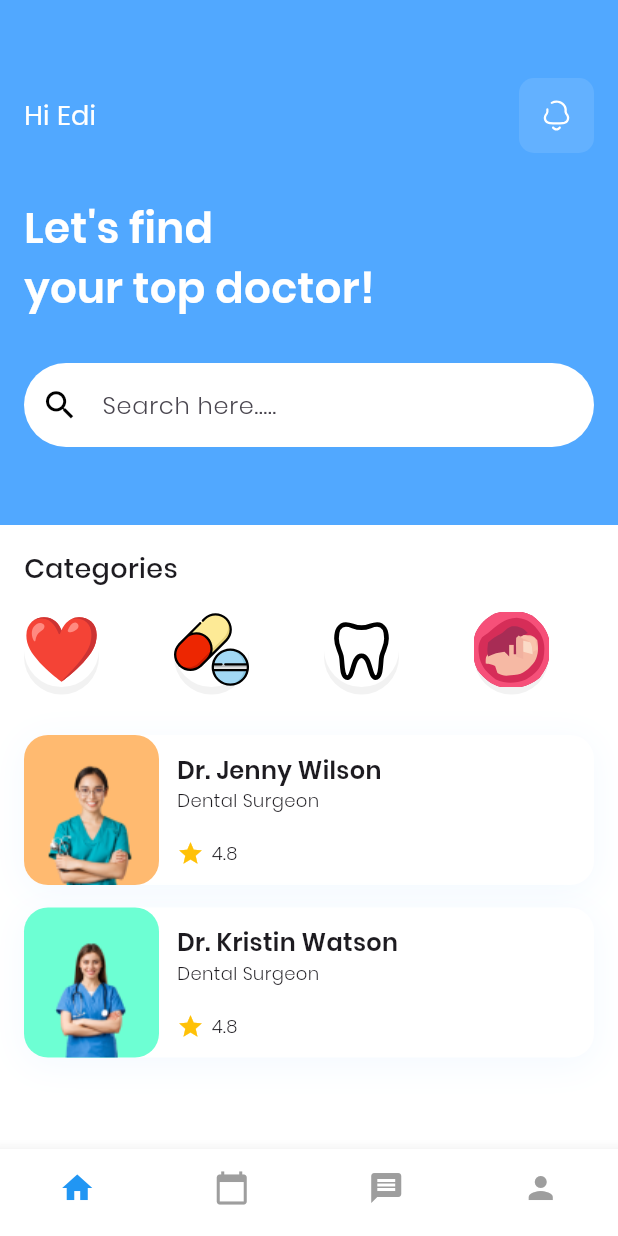
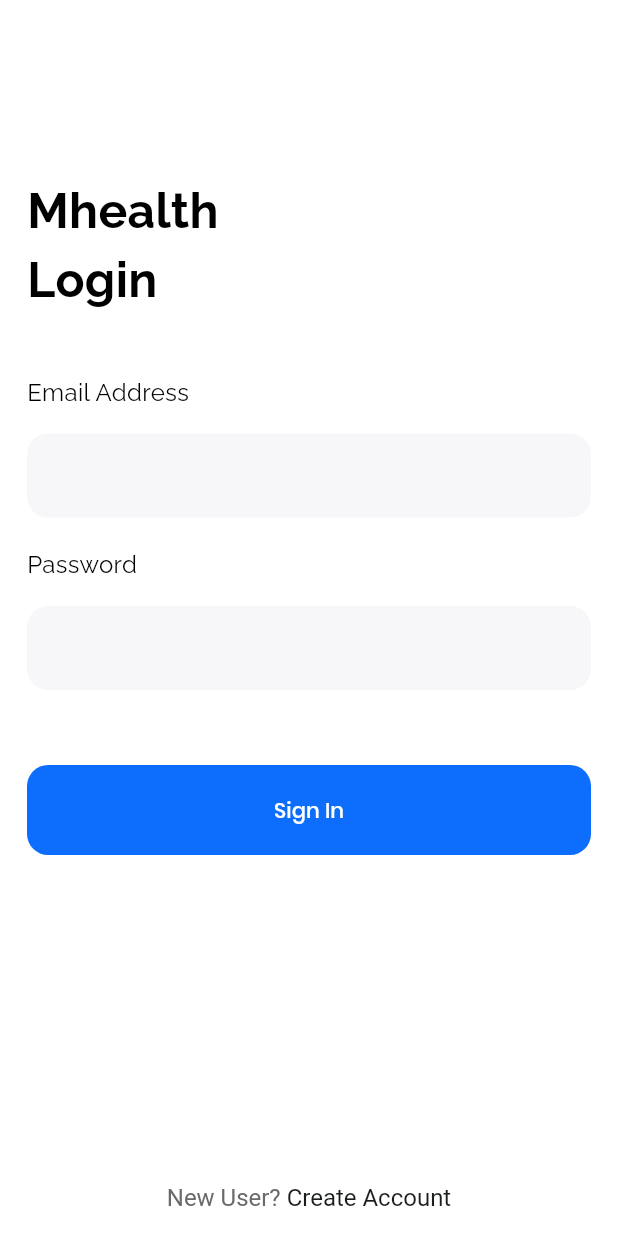
Before and after one commit to Hanaf1/mHealth_flutter, a Flutter app: the screen it shows after launch, on a phone screen of 412 x 824 dp. Run offline on Flutter 3.47's test engine with Material 3 defaults, Android fonts, the phone set to English and light mode, and no system bars; our stand-ins replace firebase_auth, firebase_core, flutter_svg, fluttertoast, google_fonts; accounts and stored records are empty.

Commit message:
firebase auth login signup

```diff
--- a/lib/main.dart
+++ b/lib/main.dart
@@ -1,7 +1,16 @@
-import 'package:app_1/pages/BottomNavBar.dart';
+// import 'package:app_1/pages/BottomNavBar.dart';
+import 'package:app_1/pages/login/login.dart';
 import 'package:flutter/material.dart';
+import 'package:firebase_core/firebase_core.dart';
+import 'firebase_options.dart';
 
-void main() {
+Future<void> main() async {
+  WidgetsFlutterBinding.ensureInitialized();
+
+  await Firebase.initializeApp(
+      options: DefaultFirebaseOptions.currentPlatform
+  );
+
   runApp(const MyApp());
 }
 
@@ -18,6 +27,6 @@ class MyApp extends StatelessWidget {
             colorScheme: ColorScheme.fromSeed(seedColor: Colors.deepPurple),
             useMaterial3: true,
             fontFamily: 'Poppins'),
-        home: const BottomNavBar());
+        home: Login());
   }
 }
--- a/lib/pages/home.dart
+++ b/lib/pages/home.dart
@@ -1,8 +1,6 @@
 import 'package:app_1/models/category.dart';
 import 'package:app_1/pages/details.dart';
-import 'package:flutter/cupertino.dart';
 import 'package:flutter/material.dart';
-import 'package:flutter/widgets.dart';
 import 'package:flutter_svg/flutter_svg.dart';
 
 import 'package:app_1/models/doctor.dart';
--- /dev/null
+++ b/lib/pages/login/login.dart
@@ -0,0 +1,186 @@
+import 'package:app_1/pages/signup/signup.dart';
+import 'package:app_1/services/auth_service.dart';
+import 'package:flutter/gestures.dart';
+import 'package:flutter/material.dart';
+import 'package:google_fonts/google_fonts.dart';
+
+class Login extends StatelessWidget {
+  Login({super.key});
+
+  final TextEditingController _emailController = TextEditingController();
+  final TextEditingController _passwordController = TextEditingController();
+
+  @override
+  Widget build(BuildContext context) {
+    return Scaffold(
+      backgroundColor: Colors.white,
+      resizeToAvoidBottomInset: true,
+      bottomNavigationBar: _signup(context),
+      appBar: AppBar(
+        backgroundColor: Colors.transparent,
+        elevation: 0,
+        toolbarHeight: 100,
+        leading: GestureDetector(
+          onTap: () {
+            Navigator.pop(context);
+          },
+        ),
+      ),
+      body: SafeArea(
+        child: SingleChildScrollView(
+          padding: const EdgeInsets.symmetric(horizontal: 18, vertical: 18),
+          child: Column(
+            mainAxisAlignment: MainAxisAlignment.start,
+            crossAxisAlignment: CrossAxisAlignment.start,
+            children: [
+              Text(
+                'Mhealth ',
+                style: GoogleFonts.raleway(
+                    textStyle: const TextStyle(
+                        color: Colors.black,
+                        fontWeight: FontWeight.bold,
+                        fontSize: 32)),
+              ),
+              Text(
+                'Login',
+                style: GoogleFonts.raleway(
+                    textStyle: const TextStyle(
+                        color: Colors.black,
+                        fontWeight: FontWeight.bold,
+                        fontSize: 32)),
+              ),
+              const SizedBox(
+                height: 40,
+              ),
+              _emailAddress(),
+              const SizedBox(
+                height: 20,
+              ),
+              _password(),
+              const SizedBox(
+                height: 50,
+              ),
+              _signin(context),
+            ],
+          ),
+        ),
+      ),
+    );
+  }
+
+  Widget _emailAddress() {
+    return Column(
+      mainAxisAlignment: MainAxisAlignment.start,
+      crossAxisAlignment: CrossAxisAlignment.start,
+      children: [
+        Text(
+          'Email Address',
+          style: GoogleFonts.raleway(
+              textStyle: const TextStyle(
+                  color: Colors.black,
+                  fontWeight: FontWeight.normal,
+                  fontSize: 16)),
+        ),
+        const SizedBox(
+          height: 16,
+        ),
+        TextField(
+          controller: _emailController,
+          decoration: InputDecoration(
+              filled: true,
+              hintStyle: const TextStyle(
+                  color: Color(0xff6A6A6A),
+                  fontWeight: FontWeight.normal,
+                  fontSize: 14),
+              fillColor: const Color(0xffF7F7F9),
+              border: OutlineInputBorder(
+                  borderSide: BorderSide.none,
+                  borderRadius: BorderRadius.circular(14))),
+        )
+      ],
+    );
+  }
+
+  Widget _password() {
+    return Column(
+      mainAxisAlignment: MainAxisAlignment.start,
+      crossAxisAlignment: CrossAxisAlignment.start,
+      children: [
+        Text(
+          'Password',
+          style: GoogleFonts.raleway(
+              textStyle: const TextStyle(
+                  color: Colors.black,
+                  fontWeight: FontWeight.normal,
+                  fontSize: 16)),
+        ),
+        const SizedBox(
+          height: 16,
+        ),
+        TextField(
+          obscureText: true,
+          controller: _passwordController,
+          decoration: InputDecoration(
+              filled: true,
+              fillColor: const Color(0xffF7F7F9),
+              border: OutlineInputBorder(
+                  borderSide: BorderSide.none,
+                  borderRadius: BorderRadius.circular(14))),
+        )
+      ],
+    );
+  }
+
+  Widget _signin(BuildContext context) {
+    return ElevatedButton(
+      style: ElevatedButton.styleFrom(
+        backgroundColor: const Color(0xff0D6EFD),
+        shape: RoundedRectangleBorder(
+          borderRadius: BorderRadius.circular(14),
+        ),
+        minimumSize: const Size(double.infinity, 60),
+        elevation: 0,
+      ),
+      onPressed: () async {
+        await AuthService().signin(
+            email: _emailController.text,
+            password: _passwordController.text,
+            context: context);
+      },
+      child: const Text(
+        "Sign In",
+        style: TextStyle(color: Colors.white),
+      ),
+    );
+  }
+
+  Widget _signup(BuildContext context) {
+    return Padding(
+      padding: const EdgeInsets.only(bottom: 16),
+      child: RichText(
+          textAlign: TextAlign.center,
+          text: TextSpan(children: [
+            const TextSpan(
+              text: "New User? ",
+              style: TextStyle(
+                  color: Color(0xff6A6A6A),
+                  fontWeight: FontWeight.normal,
+                  fontSize: 16),
+            ),
+            TextSpan(
+                text: "Create Account",
+                style: const TextStyle(
+                    color: Color(0xff1A1D1E),
+                    fontWeight: FontWeight.normal,
+                    fontSize: 16),
+                recognizer: TapGestureRecognizer()
+                  ..onTap = () {
+                    Navigator.push(
+                      context,
+                      MaterialPageRoute(builder: (context) => Signup()),
+                    );
+                  }),
+          ])),
+    );
+  }
+}
--- /dev/null
+++ b/lib/services/auth_service.dart
@@ -0,0 +1,73 @@
+import 'package:firebase_auth/firebase_auth.dart';
+import 'package:flutter/material.dart';
+import 'package:fluttertoast/fluttertoast.dart';
+
+import '../pages/home/home.dart';
+import '../pages/login/login.dart';
+
+class AuthService {
+  Future<void> signup(
+      {required String email,
+      required String password,
+      required BuildContext context}) async {
+    try {
+      await FirebaseAuth.instance
+          .createUserWithEmailAndPassword(email: email, password: password);
+
+      await Future.delayed(const Duration(seconds: 1));
+      Navigator.pushReplacement(context,
+          MaterialPageRoute(builder: (BuildContext context) => const Home()));
+    } on FirebaseAuthException catch (e) {
+      String message = '';
+      if (e.code == 'weak-password') {
+        message = 'The password provided is too weak.';
+      } else if (e.code == 'email-already-in-use') {
+        message = 'An account already exists with that email.';
+      }
+      Fluttertoast.showToast(
+        msg: message,
+        toastLength: Toast.LENGTH_LONG,
+        gravity: ToastGravity.SNACKBAR,
+        backgroundColor: Colors.black54,
+        textColor: Colors.white,
+        fontSize: 14.0,
+      );
+    } catch (e) {}
+  }
+
+  Future<void> signin(
+      {required String email,
+      required String password,
+      required BuildContext context}) async {
+    try {
+      await FirebaseAuth.instance
+          .signInWithEmailAndPassword(email: email, password: password);
+
+      await Future.delayed(const Duration(seconds: 1));
+      Navigator.pushReplacement(context,
+          MaterialPageRoute(builder: (BuildContext context) => const Home()));
+    } on FirebaseAuthException catch (e) {
+      String message = '';
+      if (e.code == 'invalid-email') {
+        message = 'No user found for that email.';
+      } else if (e.code == 'invalid-credential') {
+        message = 'Wrong password provided for that user.';
+      }
+      Fluttertoast.showToast(
+        msg: message,
+        toastLength: Toast.LENGTH_LONG,
+        gravity: ToastGravity.SNACKBAR,
+        backgroundColor: Colors.black54,
+        textColor: Colors.white,
+        fontSize: 14.0,
+      );
+    } catch (e) {}
+  }
+
+  Future<void> signout({required BuildContext context}) async {
+    await FirebaseAuth.instance.signOut();
+    await Future.delayed(const Duration(seconds: 1));
+    Navigator.pushReplacement(
+        context, MaterialPageRoute(builder: (BuildContext context) => Login()));
+  }
+}
```
Also changed, not shown: lib/pages/home/home.dart (added, +68 -0 lines), lib/pages/signup/signup.dart (added, +169 -0 lines), pubspec.yaml (+14 -1 lines), assets/images/health.png (added), firebase.json (added), lib/firebase_options.dart (added), lib/widgets/bottom_nav_bar.dart (added), pubspec.lock, 11 other files.
